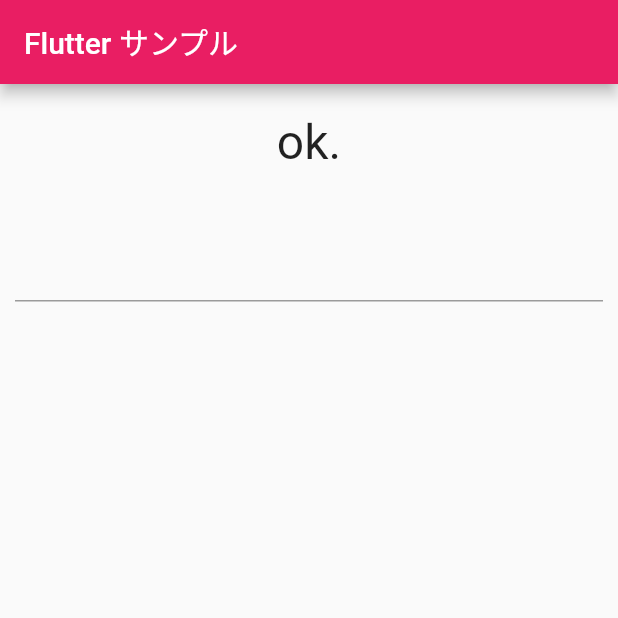
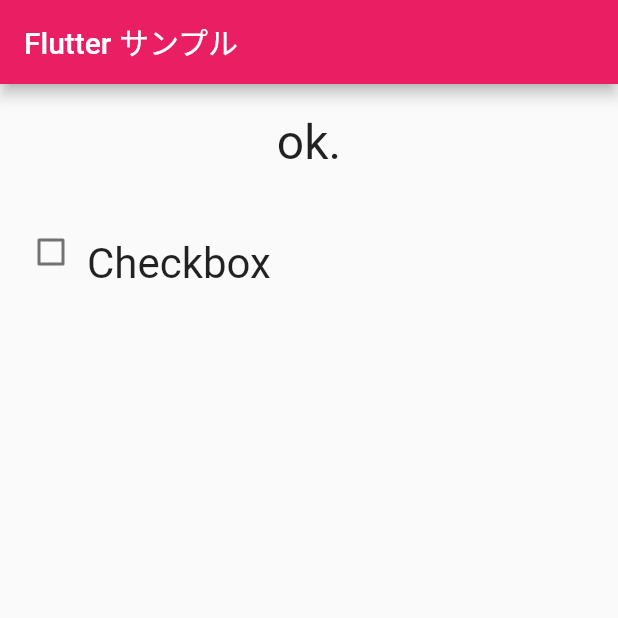
Before and after one commit to sin0713/FlutterSample, a Flutter app: the screen it shows after launch, on a phone screen of 412 x 824 dp, the top half of it. Run offline on Flutter 3.47's test engine with Material 2 defaults, Android fonts, the phone set to English and light mode, and no system bars.

Commit message:
[Add]CheckBox

```diff
--- a/flutter_app/lib/main.dart
+++ b/flutter_app/lib/main.dart
@@ -47,11 +47,12 @@ class Data {
 class _MyHomePageState extends State<MyHomePage> {
 
   static var _message = 'ok.';
-  static final _controller = TextEditingController();
+  static var _checked = false;
 
-  void buttonPressed(String val) {
+  void checkChanged(bool? val) {
     setState(() {
-      _message = val;
+      _checked = val ?? false;
+      _message = _checked ? "checked!" : "not checked ..";
     });
   }
 
@@ -79,16 +80,23 @@ class _MyHomePageState extends State<MyHomePage> {
                 ),
                 Padding(
                   padding: const EdgeInsets.all(10.0),
-                  child: TextField(
-                    onChanged: buttonPressed,
-                    controller: _controller,
-                    style: const TextStyle(
-                      fontSize: 28.0,
-                      color: Color(0xffFF0000),
-                      fontWeight: FontWeight.w400,
-                      fontFamily: "Roboto"
-                    ),
-                  ),
+                  child: Row(
+                    mainAxisAlignment: MainAxisAlignment.start,
+                    mainAxisSize: MainAxisSize.max,
+                    crossAxisAlignment: CrossAxisAlignment.end,
+                    children: [
+                      Checkbox(
+                        value: _checked,
+                        onChanged: checkChanged,
+                      ),
+                      Text(
+                        "Checkbox",
+                        style: TextStyle(fontSize: 28.0,
+                          fontWeight: FontWeight.w400,
+                          fontFamily: "Roboto"),
+                      )
+                    ],
+                  )
                 ),
               ],
             ),
```
